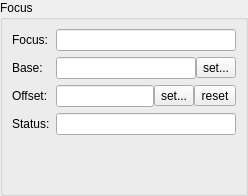
Above: pyobs_gui/qt/focuswidget.ui from pyobs/pyobs-gui before the change. Below: the same form after it.
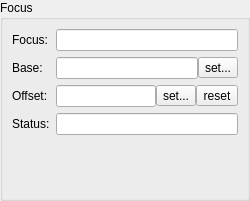
That is the form after the change. Icons and pictures are not drawn.

The edit to the form file:
```diff
--- a/pyobs_gui/qt/focuswidget.ui
+++ b/pyobs_gui/qt/focuswidget.ui
@@ -6,8 +6,8 @@
    <rect>
     <x>0</x>
     <y>0</y>
-    <width>248</width>
-    <height>196</height>
+    <width>250</width>
+    <height>201</height>
    </rect>
   </property>
   <property name="windowTitle">
```
Left out of the diff: 8 changed lines with no effect on the pictures.
